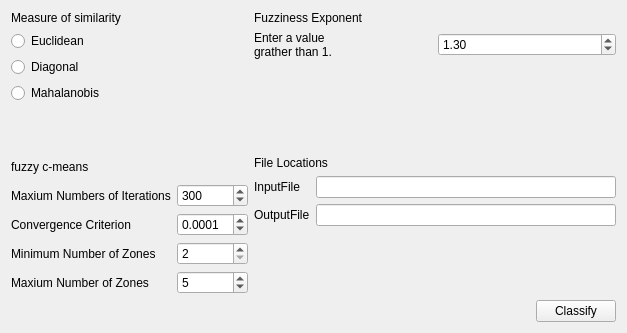
First picture: the form in forms/algoritmovista.ui, repository maekos/Cmeans, before the edit.
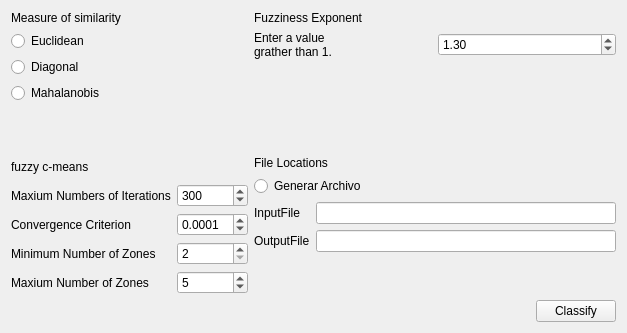
Second picture: the form after the edit.

Commit message: [MZA] + Generacion de archivo .csv con clasificacion de datos.

Diff of the .ui file:
```diff
--- a/forms/algoritmovista.ui
+++ b/forms/algoritmovista.ui
@@ -201,6 +201,13 @@
            </property>
           </widget>
          </item>
+         <item>
+          <widget class="QRadioButton" name="genFile">
+           <property name="text">
+            <string>Generar Archivo</string>
+           </property>
+          </widget>
+         </item>
          <item>
           <layout class="QGridLayout" name="gridLayout_2">
            <item row="0" column="0">
```
The commit also changes 4 other files.
